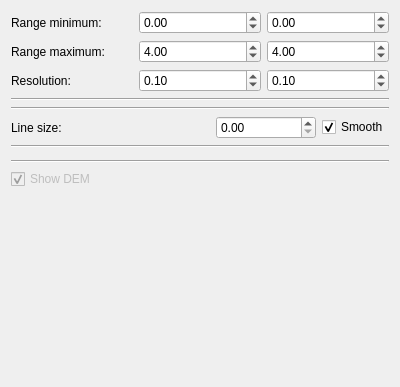
First picture: the form in code_revision/src/lib/visualization/DEMControl.ui, repository jmaye/curb-detection, before the edit.
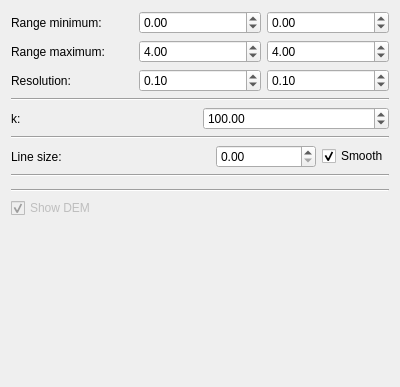
Second picture: the form after the edit. Custom widgets are drawn as their Qt base class.

Diff of the .ui file:
```diff
--- a/code_revision/src/lib/visualization/DEMControl.ui
+++ b/code_revision/src/lib/visualization/DEMControl.ui
@@ -136,6 +136,27 @@
      </property>
     </widget>
    </item>
+   <item>
+    <layout class="QHBoxLayout" name="segmenterLayout">
+     <item>
+      <widget class="QLabel" name="kTextLabel">
+       <property name="text">
+        <string>k:</string>
+       </property>
+      </widget>
+     </item>
+     <item>
+      <widget class="QDoubleSpinBox" name="kSpinBox">
+       <property name="maximum">
+        <double>1000000.000000000000000</double>
+       </property>
+       <property name="value">
+        <double>100.000000000000000</double>
+       </property>
+      </widget>
+     </item>
+    </layout>
+   </item>
    <item>
     <widget class="Line" name="line_5">
      <property name="orientation">
```
Left out of the diff: 17 changed lines with no effect on the pictures.
